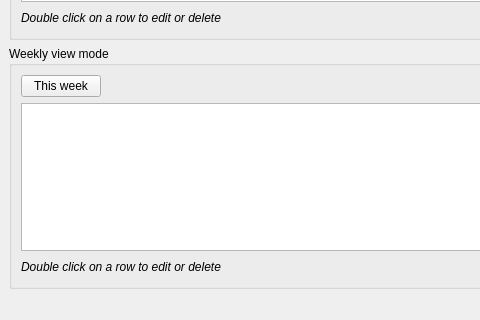
Above: src/pyuac_browse.ui from develer-staff/pyuac before the change; both pictures show x 0 to 480 and y 268 to 588 of the 803 by 588 pixel window. Below: the same form after it.
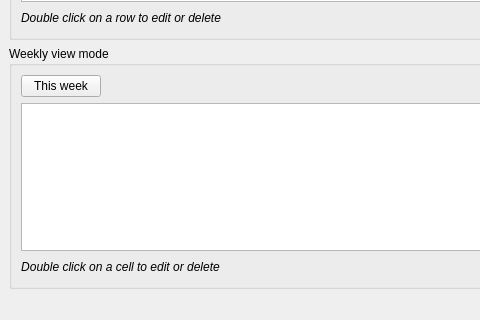
That is the form after the change. Icons and pictures are not drawn.

Commit message: Modifica dell'etichetta nella vista settimanale.

The edit to the form file:
```diff
--- a/src/pyuac_browse.ui
+++ b/src/pyuac_browse.ui
@@ -315,7 +315,7 @@
             </font>
            </property>
            <property name="text" >
-            <string>Double click on a row to edit or delete</string>
+            <string>Double click on a cell to edit or delete</string>
            </property>
            <property name="alignment" >
             <set>Qt::AlignCenter</set>
```
Left out of the diff: 2 changed lines with no effect on the pictures. The commit also changes 1 other file.
